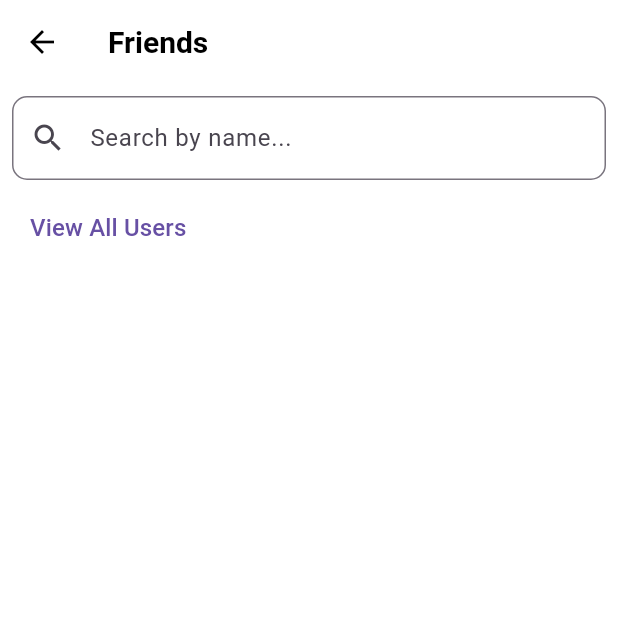
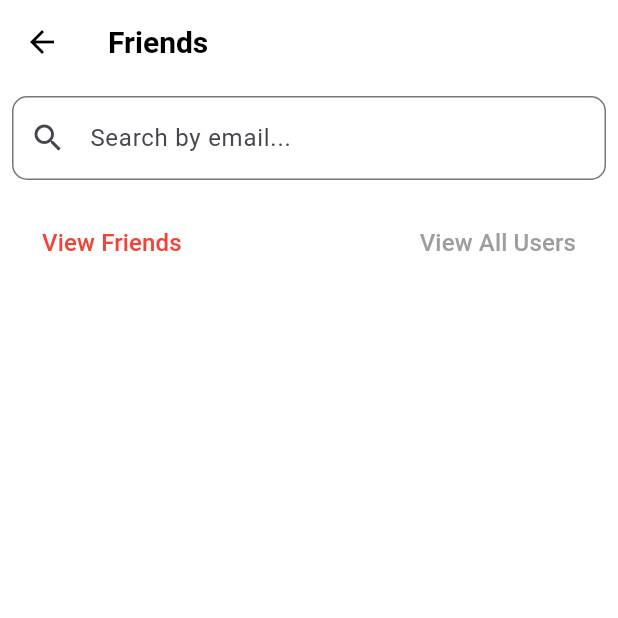
Before and after one commit to bhumika2425/vidhyatra_frontend, a Flutter app: the FriendsScreen screen opened by its route, after a tap on "View Friends", on a phone screen of 412 x 824 dp, the top half of it. Run offline on Flutter 3.47's test engine with Material 3 defaults, Android fonts, the phone set to English and light mode, and no system bars; our stand-ins replace carousel_slider, file_picker, flutter_chat_types, flutter_chat_ui, font_awesome_flutter, get and 4 more; accounts and stored records are empty; network calls fail.

Commit message:
Created separate buttons for friend list and user list

```diff
--- a/lib/screens/Friends.dart
+++ b/lib/screens/Friends.dart
@@ -6,8 +6,15 @@ import '../controllers/FriendsController.dart';
 class FriendsScreen extends StatelessWidget {
   final FriendsController controller = Get.put(FriendsController());
 
+  // Reactive text color for the buttons
+  Rx<Color> viewFriendsTextColor = Colors.red.obs;  // Initially red
+  Rx<Color> viewAllUsersTextColor = Colors.grey.obs; // Initially grey
   @override
   Widget build(BuildContext context) {
+    // Set the default view to 'friends' and update the displayed list
+    controller.isViewingFriends.value = true;
+    controller.updateDisplayedList();  // Fetch and display friends by default
+
     return Scaffold(
       appBar: AppBar(
         title: const Text('Friends'),
@@ -20,7 +27,7 @@ class FriendsScreen extends StatelessWidget {
             child: TextField(
               decoration: InputDecoration(
                 prefixIcon: const Icon(Icons.search),
-                hintText: 'Search by name...',
+                hintText: 'Search by email...',
                 border: OutlineInputBorder(
                   borderRadius: BorderRadius.circular(10.0),
                 ),
@@ -29,43 +36,55 @@ class FriendsScreen extends StatelessWidget {
             ),
           ),
 
-          // Toggle Button
+          // Buttons for View Friends and View All Users
           Padding(
-            padding: const EdgeInsets.symmetric(horizontal: 8.0),
+            padding: const EdgeInsets.symmetric(horizontal: 8.0, vertical: 10.0),
             child: Row(
               mainAxisAlignment: MainAxisAlignment.spaceBetween,
               children: [
-                TextButton(
-                  onPressed: controller.toggleView,
-                  child: Obx(() => Text(
-                    controller.isViewingFriends.value ? 'View All Users' : 'View Friends',
-                    style: const TextStyle(fontSize: 16.0),
-                  )),
-                ),
+                // View Friends Button (Text Button)
+                Obx(() => TextButton(
+                  onPressed: () {
+                    controller.isViewingFriends.value = true; // Set to view friends
+                    controller.updateDisplayedList(); // Update the list
+
+                    // Change text color to red on press
+                    viewFriendsTextColor.value = Colors.red;
+                    viewAllUsersTextColor.value = Colors.grey; // Reset the other button
+                  },
+                  style: TextButton.styleFrom(
+                    foregroundColor: viewFriendsTextColor.value, // Reactive text color
+                    padding: const EdgeInsets.symmetric(horizontal: 20.0, vertical: 10.0),
+                  ),
+                  child: const Text(
+                    'View Friends',
+                    style: TextStyle(fontSize: 16.0),
+                  ),
+                )),
+
+                // View All Users Button (Text Button)
+                Obx(() => TextButton(
+                  onPressed: () {
+                    controller.isViewingFriends.value = false; // Set to view all users
+                    controller.updateDisplayedList(); // Update the list
+
+                    // Change text color to red on press
+                    viewAllUsersTextColor.value = Colors.red;
+                    viewFriendsTextColor.value = Colors.grey; // Reset the other button
+                  },
+                  style: TextButton.styleFrom(
+                    foregroundColor: viewAllUsersTextColor.value, // Reactive text color
+                    padding: const EdgeInsets.symmetric(horizontal: 20.0, vertical: 10.0),
+                  ),
+                  child: const Text(
+                    'View All Users',
+                    style: TextStyle(fontSize: 16.0),
+                  ),
+                )),
               ],
             ),
           ),
 
-          // Users/Friends List
-          // Expanded(
-          //   child: Obx(() => ListView.builder(
-          //     itemCount: controller.displayedList.length,
-          //     itemBuilder: (context, index) {
-          //       final user = controller.displayedList[index];
-          //       return Padding(
-          //         padding: const EdgeInsets.only(left: 8.0, right: 8.0),
-          //         child: Card(
-          //           child: ListTile(
-          //             leading: const Icon(Icons.person),
-          //             title: Text(user['name']),
-          //             subtitle: Text(user['email']),
-          //             trailing: Text(user['role']),
-          //           ),
-          //         ),
-          //       );
-          //     },
-          //   )),
-          // ),
           Expanded(
             child: Obx(() => ListView.builder(
               itemCount: controller.displayedList.length,
```
